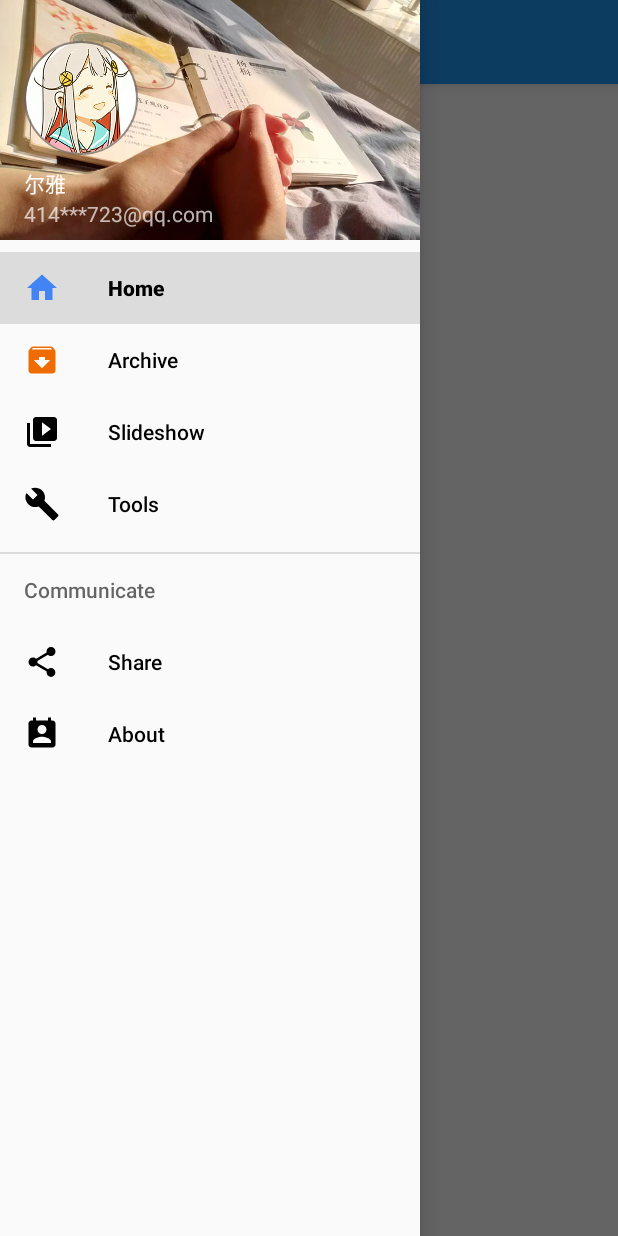
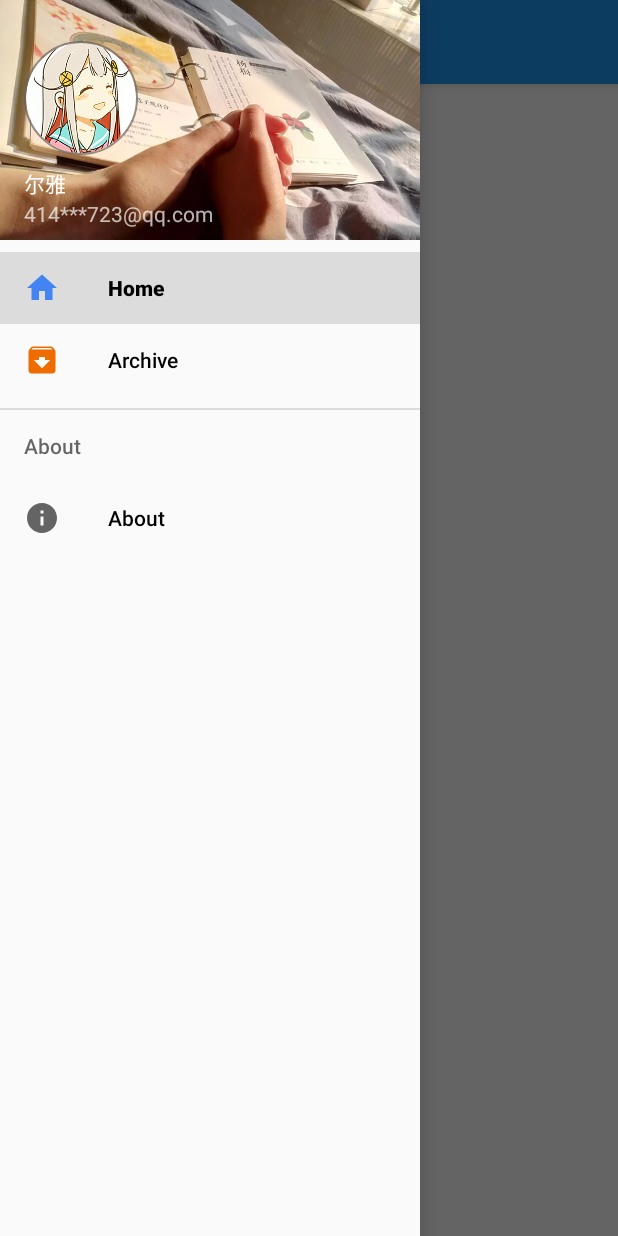
Before and after one commit to hcz017/xDiary, an Android app: the screen it shows after launch (MainActivity), with the side drawer open, on a phone screen of 412 x 824 dp. Run offline under Robolectric (Android 15) with nearby library versions, the phone set to English and light mode, and no system bars; our stand-ins replace CircleImageView; libraries missing offline, so code that uses them is left out: pub.devrel.easypermissions.

Commit message:
update strings and UI

```diff
--- a/app/src/main/res/drawable-v21/ic_menu_about.xml
+++ b/app/src/main/res/drawable-v21/ic_menu_about.xml
@@ -5,6 +5,6 @@
     android:viewportHeight="24.0"
     android:viewportWidth="24.0">
     <path
-        android:fillColor="#000000"
-        android:pathData="M19,3h-1L18,1h-2v2L8,3L8,1L6,1v2L5,3c-1.11,0 -2,0.9 -2,2v14c0,1.1 0.89,2 2,2h14c1.1,0 2,-0.9 2,-2L21,5c0,-1.1 -0.9,-2 -2,-2zM12,6c1.66,0 3,1.34 3,3s-1.34,3 -3,3 -3,-1.34 -3,-3 1.34,-3 3,-3zM18,18L6,18v-1c0,-2 4,-3.1 6,-3.1s6,1.1 6,3.1v1z" />
+        android:fillColor="#99000000"
+        android:pathData="M12,2C6.48,2 2,6.48 2,12s4.48,10 10,10 10,-4.48 10,-10S17.52,2 12,2zM13,17h-2v-6h2v6zM13,9h-2L11,7h2v2z"/>
 </vector>
--- a/app/src/main/res/drawable/ic_menu_about.xml
+++ b/app/src/main/res/drawable/ic_menu_about.xml
@@ -5,6 +5,6 @@
     android:viewportHeight="24.0"
     android:viewportWidth="24.0">
     <path
-        android:fillColor="#000000"
-        android:pathData="M19,3h-1L18,1h-2v2L8,3L8,1L6,1v2L5,3c-1.11,0 -2,0.9 -2,2v14c0,1.1 0.89,2 2,2h14c1.1,0 2,-0.9 2,-2L21,5c0,-1.1 -0.9,-2 -2,-2zM12,6c1.66,0 3,1.34 3,3s-1.34,3 -3,3 -3,-1.34 -3,-3 1.34,-3 3,-3zM18,18L6,18v-1c0,-2 4,-3.1 6,-3.1s6,1.1 6,3.1v1z" />
+        android:fillColor="#99000000"
+        android:pathData="M12,2C6.48,2 2,6.48 2,12s4.48,10 10,10 10,-4.48 10,-10S17.52,2 12,2zM13,17h-2v-6h2v6zM13,9h-2L11,7h2v2z"/>
 </vector>
--- a/app/src/main/res/layout/fragment_about.xml
+++ b/app/src/main/res/layout/fragment_about.xml
@@ -16,7 +16,7 @@
         android:layout_height="96dp"
         android:layout_gravity="center"
         android:layout_marginTop="30dp"
-        android:src="@mipmap/head"
+        android:src="@mipmap/head_author"
         app:civ_border_color="#b1696363"
         app:civ_border_width="1dp" />
 
--- a/app/src/main/res/menu/activity_main_drawer.xml
+++ b/app/src/main/res/menu/activity_main_drawer.xml
@@ -5,31 +5,20 @@
         <item
             android:id="@+id/nav_home"
             android:icon="@drawable/ic_menu_home"
-            android:title="Home" />
+            android:title="@string/home"/>
         <item
             android:id="@+id/nav_archive"
             android:icon="@drawable/ic_menu_archive"
-            android:title="Archive" />
-        <item
-            android:id="@+id/nav_slideshow"
-            android:icon="@drawable/ic_menu_slideshow"
-            android:title="Slideshow" />
-        <item
-            android:id="@+id/nav_manage"
-            android:icon="@drawable/ic_menu_manage"
-            android:title="Tools" />
+            android:title="@string/archive">
+        </item>
     </group>
 
-    <item android:title="Communicate">
+    <item android:title="@string/about">
         <menu>
-            <item
-                android:id="@+id/nav_share"
-                android:icon="@drawable/ic_menu_share"
-                android:title="Share" />
             <item
                 android:id="@+id/nav_about"
                 android:icon="@drawable/ic_menu_about"
-                android:title="About" />
+                android:title="@string/about"/>
         </menu>
     </item>
 
--- a/app/src/main/res/values/strings.xml
+++ b/app/src/main/res/values/strings.xml
@@ -16,10 +16,12 @@
     <string name="action_settings">Settings</string>
     <string name="navigation_drawer_open">Open navigation drawer</string>
     <string name="navigation_drawer_close">Close navigation drawer</string>
-
+    <string name="home">Home</string>
+    <string name="archive">Archive</string>
+    <string name="about">About</string>
     <string name="about_activity">About</string>
     <string name="one_world_about">整天想代码，半个厨子心。</string>
-    <string name="about_author">关于作者</string>
+    <string name="about_author">About Author</string>
     <string name="slog">Codes make life simple.</string>
     <string name="title_activity_scrolling">ScrollingActivity</string>
     <string name="large_text">
```
Also changed, not shown: app/src/main/java/com/training/edison/codesimple/MainActivity.java (+2 -8 lines), app/src/main/res/mipmap-hdpi/head_author.jpg (added), 1 other file.
